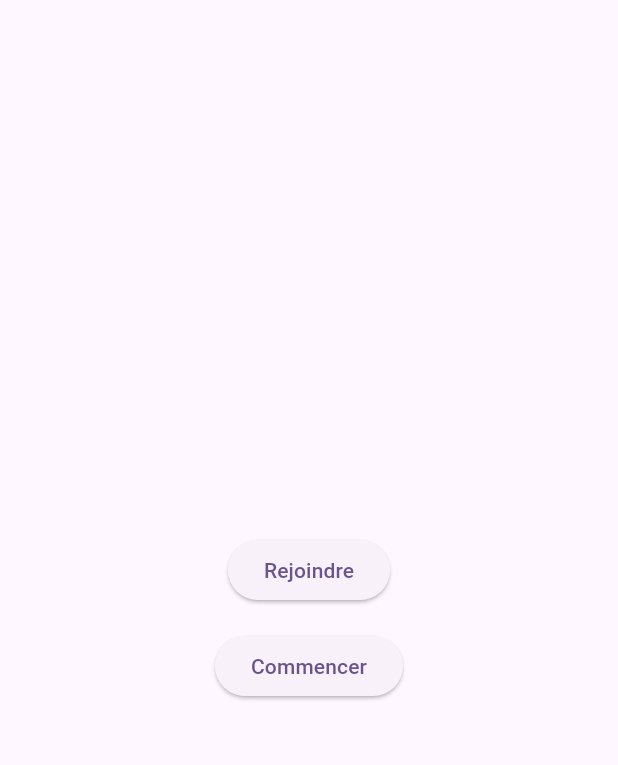
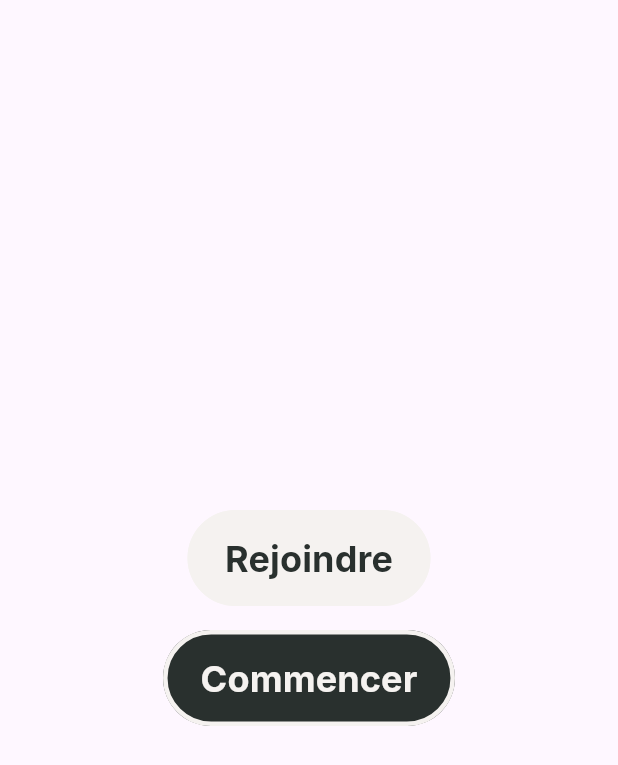
Before and after one commit to Rukkaitto/rire_noir, a Flutter app: the screen it shows after launch, on a phone screen of 412 x 824 dp. Shown: the top 765 px of the screen. Run offline on Flutter 3.47's test engine with Material 3 defaults, Android fonts, the phone set to English and light mode, and no system bars; our stand-ins replace dio, flutter_bloc, flutter_svg, go_router, google_fonts, pretty_qr_code; missing offline and left inert: shelf_plus.

Commit message:
implemented waiting room design

```diff
--- a/lib/core/ui_components/my_button/my_button.dart
+++ b/lib/core/ui_components/my_button/my_button.dart
@@ -1,30 +1,58 @@
 import 'package:flutter/material.dart';
+import 'package:google_fonts/google_fonts.dart';
+import 'package:rire_noir/core/ui_components/my_button/my_button_style.dart';
 
 class MyButton extends StatelessWidget {
   final String text;
+  final MyButtonStyle style;
   final IconData? trailingIcon;
   final void Function() onPressed;
 
   const MyButton({
     super.key,
     required this.text,
+    required this.style,
     this.trailingIcon,
     required this.onPressed,
   });
 
+  ButtonStyle buildStyle() {
+    return FilledButton.styleFrom(
+      padding: const EdgeInsets.symmetric(horizontal: 25, vertical: 15),
+      backgroundColor: style.backgroundColor,
+      foregroundColor: style.foregroundColor,
+      side: BorderSide(
+        color: style.strokeColor,
+        width: 3,
+      ),
+    );
+  }
+
   @override
   Widget build(BuildContext context) {
-    if (trailingIcon != null) {
-      return ElevatedButton.icon(
-        onPressed: onPressed,
-        icon: Icon(trailingIcon),
-        label: Text(text),
-      );
-    } else {
-      return ElevatedButton(
-        onPressed: onPressed,
-        child: Text(text),
-      );
-    }
+    return FilledButton(
+      onPressed: onPressed,
+      style: buildStyle(),
+      child: Row(
+        mainAxisSize: MainAxisSize.min,
+        children: [
+          Text(
+            text,
+            style: GoogleFonts.inter(
+              fontSize: 24,
+              fontWeight: FontWeight.bold,
+            ),
+          ),
+          if (trailingIcon != null)
+            Padding(
+              padding: const EdgeInsets.only(left: 10),
+              child: Icon(
+                trailingIcon,
+                size: 30,
+              ),
+            ),
+        ],
+      ),
+    );
   }
 }
--- /dev/null
+++ b/lib/core/ui_components/my_button/my_button_style.dart
@@ -0,0 +1,31 @@
+import 'package:flutter/material.dart';
+
+sealed class MyButtonStyle {
+  final Color backgroundColor;
+  final Color foregroundColor;
+  final Color strokeColor;
+
+  const MyButtonStyle({
+    required this.backgroundColor,
+    required this.foregroundColor,
+    required this.strokeColor,
+  });
+}
+
+class MyButtonStylePrimary extends MyButtonStyle {
+  const MyButtonStylePrimary()
+      : super(
+          backgroundColor: const Color(0xFFF5F2F0),
+          foregroundColor: const Color(0xFF29302E),
+          strokeColor: const Color(0xFFF5F2F0),
+        );
+}
+
+class MyButtonStyleSecondary extends MyButtonStyle {
+  const MyButtonStyleSecondary()
+      : super(
+          backgroundColor: const Color(0xFF29302E),
+          foregroundColor: const Color(0xFFF5F2F0),
+          strokeColor: const Color(0xFFF5F2F0),
+        );
+}
--- a/lib/features/home/presentation/pages/home_page.dart
+++ b/lib/features/home/presentation/pages/home_page.dart
@@ -2,6 +2,7 @@ import 'package:flutter/material.dart';
 import 'package:rire_noir/core/services/router_service/app_routes.dart';
 import 'package:rire_noir/core/services/router_service/router_service.dart';
 import 'package:rire_noir/core/ui_components/my_button/my_button.dart';
+import 'package:rire_noir/core/ui_components/my_button/my_button_style.dart';
 
 class HomePage extends StatelessWidget {
   const HomePage({super.key});
@@ -15,6 +16,7 @@ class HomePage extends StatelessWidget {
           children: [
             MyButton(
               text: 'Rejoindre',
+              style: const MyButtonStylePrimary(),
               onPressed: () {
                 RouterService.of(context).go(AppRoutes.joinRoom);
               },
@@ -22,6 +24,7 @@ class HomePage extends StatelessWidget {
             const SizedBox(height: 16),
             MyButton(
               text: 'Commencer',
+              style: const MyButtonStyleSecondary(),
               onPressed: () {
                 RouterService.of(context).go(AppRoutes.createRoom);
               },
--- a/lib/features/room/presentation/pages/create_room_page.dart
+++ b/lib/features/room/presentation/pages/create_room_page.dart
@@ -4,6 +4,7 @@ import 'package:rire_noir/core/services/environment_service/environment_service.
 import 'package:rire_noir/core/services/router_service/app_routes.dart';
 import 'package:rire_noir/core/services/router_service/router_service.dart';
 import 'package:rire_noir/core/ui_components/my_button/my_button.dart';
+import 'package:rire_noir/core/ui_components/my_button/my_button_style.dart';
 
 class CreateRoomPage extends StatelessWidget {
   final TextEditingController _pointsController = TextEditingController();
@@ -59,8 +60,9 @@ class CreateRoomPage extends StatelessWidget {
               ),
               const SizedBox(height: 16),
               MyButton(
+                text: 'Créer',
+                style: const MyButtonStylePrimary(),
                 onPressed: () => handleCreate(context),
-                text: 'Créer',
               ),
             ],
           ),
--- a/lib/features/room/presentation/pages/join_room_page.dart
+++ b/lib/features/room/presentation/pages/join_room_page.dart
@@ -4,6 +4,7 @@ import 'package:rire_noir/core/services/environment_service/environment_service.
 import 'package:rire_noir/core/services/router_service/app_routes.dart';
 import 'package:rire_noir/core/services/router_service/router_service.dart';
 import 'package:rire_noir/core/ui_components/my_button/my_button.dart';
+import 'package:rire_noir/core/ui_components/my_button/my_button_style.dart';
 
 class JoinRoomPage extends StatelessWidget {
   final TextEditingController _pinCodeController = TextEditingController();
@@ -54,8 +55,9 @@ class JoinRoomPage extends StatelessWidget {
               ),
               const SizedBox(height: 16),
               MyButton(
+                text: 'Rejoindre',
+                style: const MyButtonStylePrimary(),
                 onPressed: () => _handleJoin(context),
-                text: 'Rejoindre',
               ),
             ],
           ),
--- a/lib/features/room/presentation/widgets/master_view_widget.dart
+++ b/lib/features/room/presentation/widgets/master_view_widget.dart
@@ -20,6 +20,8 @@ class MasterViewWidget extends StatelessWidget {
   Widget build(BuildContext context) {
     return PlayerLayoutWidget(
       player: player,
+      child: Padding(
+        padding: const EdgeInsets.all(35),
         child: Column(
           mainAxisAlignment: MainAxisAlignment.end,
           children: [
@@ -50,6 +52,7 @@ class MasterViewWidget extends StatelessWidget {
             ),
           ],
         ),
+      ),
     );
   }
 }
--- a/lib/main.dart
+++ b/lib/main.dart
@@ -1,4 +1,5 @@
 import 'package:flutter/material.dart';
+import 'package:flutter/services.dart';
 import 'package:rire_noir/core/services/router_service/router_service.dart';
 
 void main() {
@@ -12,6 +13,11 @@ class MyApp extends StatelessWidget {
 
   @override
   Widget build(BuildContext context) {
+    SystemChrome.setPreferredOrientations([
+      DeviceOrientation.portraitUp,
+      DeviceOrientation.portraitDown,
+    ]);
+
     return MaterialApp.router(
       title: 'Flutter Demo',
       routeInformationParser: _router.routeInformationParser,
--- a/pubspec.yaml
+++ b/pubspec.yaml
@@ -20,6 +20,7 @@ dependencies:
   flutter_bloc: ^8.1.5
   flutter_launcher_icons: ^0.13.1
   flutter_svg: ^2.0.10+1
+  pretty_qr_code: ^3.3.0
 
 dev_dependencies:
   flutter_test:
```
Also changed, not shown: lib/core/ui_components/playing_card/playing_card_background.dart (added, +61 -0 lines), lib/core/ui_components/playing_card/playing_card_widget.dart (+4 -40 lines), lib/features/room/presentation/widgets/master_review_view_widget.dart (+6 -3 lines), lib/features/room/presentation/widgets/player_layout_widget.dart (+8 -13 lines), lib/features/room/presentation/widgets/player_view_widget.dart (+6 -3 lines), lib/features/room/presentation/widgets/waiting_room_widget.dart (+71 -18 lines), lib/features/scratchpad/presentation/pages/scratchpad_page.dart (+6 -5 lines), lib/core/assets/image/bg_tile.png, pubspec.lock, 2 other files. Lines whose indentation alone changed are shown as unchanged.
